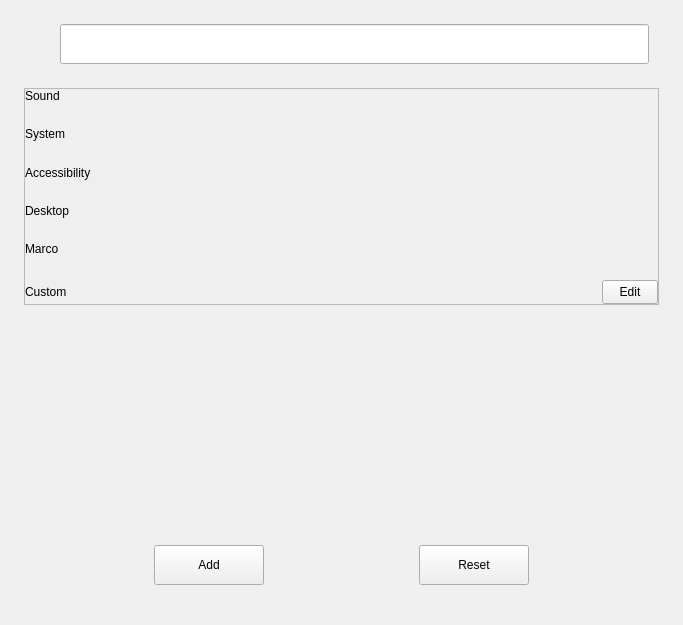
Qt form src/shortcut.ui (openeuler-mirror/kiran-control-panel) before a commit.
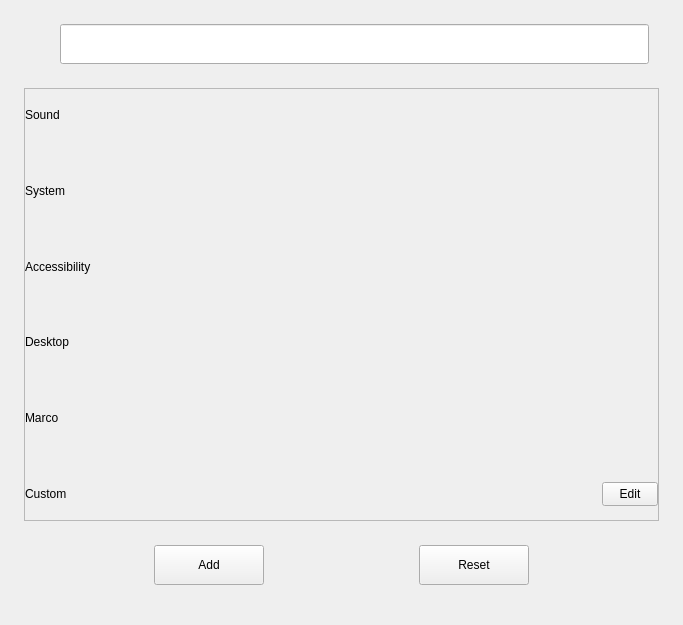
The same form after that commit. The open tabs and pages were chosen to show the change.

Commit message:
feature(*)get shortcut info from dbus and show in ui
- 通过DBUS获取快捷键信息，并且显示在界面中

```diff
--- a/src/shortcut.ui
+++ b/src/shortcut.ui
@@ -113,6 +113,12 @@
           <number>1</number>
          </property>
          <widget class="QWidget" name="page_shortcut_list">
+          <property name="sizePolicy">
+           <sizepolicy hsizetype="Preferred" vsizetype="Expanding">
+            <horstretch>0</horstretch>
+            <verstretch>0</verstretch>
+           </sizepolicy>
+          </property>
           <layout class="QVBoxLayout" name="verticalLayout_23">
            <property name="spacing">
             <number>0</number>
@@ -140,9 +146,15 @@
                 <x>0</x>
                 <y>0</y>
                 <width>633</width>
-                <height>328</height>
+                <height>429</height>
                </rect>
               </property>
+              <property name="sizePolicy">
+               <sizepolicy hsizetype="Preferred" vsizetype="Expanding">
+                <horstretch>0</horstretch>
+                <verstretch>0</verstretch>
+               </sizepolicy>
+              </property>
               <layout class="QVBoxLayout" name="verticalLayout_22">
                <property name="spacing">
                 <number>24</number>
@@ -368,19 +380,6 @@
          </widget>
         </widget>
        </item>
-       <item>
-        <spacer name="verticalSpacer">
-         <property name="orientation">
-          <enum>Qt::Vertical</enum>
-         </property>
-         <property name="sizeHint" stdset="0">
-          <size>
-           <width>20</width>
-           <height>40</height>
-          </size>
-         </property>
-        </spacer>
-       </item>
        <item>
         <layout class="QHBoxLayout" name="horizontalLayout_5">
          <item>
```
Left out of the diff: 8 changed lines with no effect on the pictures. The commit also changes 9 other files.
